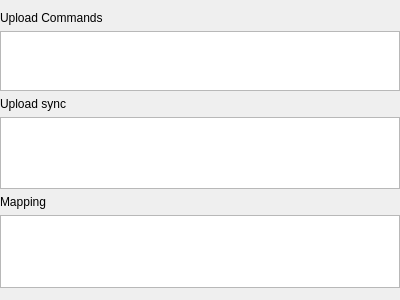
Qt form addon/SFTP/SFTPFormDirSetting.ui (fengzhu2007/anycode) before a commit.
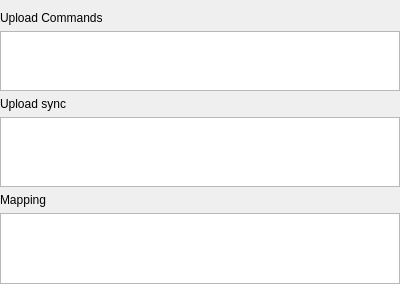
The same form after that commit. Custom widgets are drawn as their Qt base class.

Patch:
```diff
--- a/addon/SFTP/SFTPFormDirSetting.ui
+++ b/addon/SFTP/SFTPFormDirSetting.ui
@@ -7,7 +7,7 @@
     <x>0</x>
     <y>0</y>
     <width>400</width>
-    <height>300</height>
+    <height>284</height>
    </rect>
   </property>
   <property name="windowTitle">
@@ -158,19 +158,6 @@
      </property>
     </widget>
    </item>
-   <item>
-    <spacer name="verticalSpacer">
-     <property name="orientation">
-      <enum>Qt::Vertical</enum>
-     </property>
-     <property name="sizeHint" stdset="0">
-      <size>
-       <width>20</width>
-       <height>40</height>
-      </size>
-     </property>
-    </spacer>
-   </item>
   </layout>
  </widget>
  <customwidgets>
```
